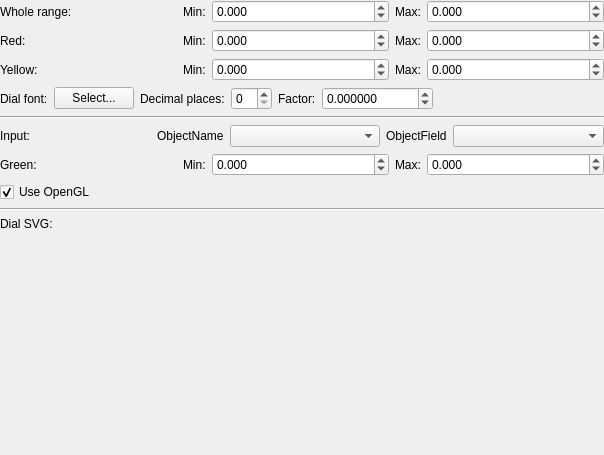
First picture: the form in ground/openpilotgcs/src/plugins/lineardial/lineardialgadgetoptionspage.ui, repository FlyTheThings/raspberrypilot, before the edit.
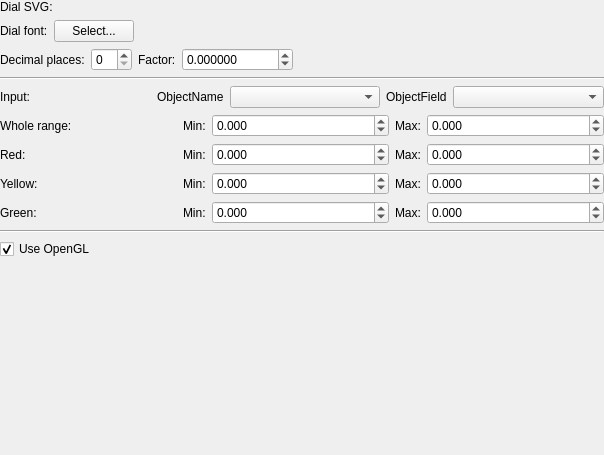
Second picture: the form after the edit. Custom widgets are drawn as their Qt base class.

```diff
--- a/ground/openpilotgcs/src/plugins/lineardial/lineardialgadgetoptionspage.ui
+++ b/ground/openpilotgcs/src/plugins/lineardial/lineardialgadgetoptionspage.ui
@@ -48,207 +48,30 @@
         <number>0</number>
        </property>
        <item>
-        <layout class="QHBoxLayout" name="horizontalLayout_5">
+        <layout class="QHBoxLayout" name="horizontalLayout" stretch="0,0">
+         <property name="spacing">
+          <number>6</number>
+         </property>
+         <property name="sizeConstraint">
+          <enum>QLayout::SetMaximumSize</enum>
+         </property>
+         <property name="bottomMargin">
+          <number>0</number>
+         </property>
          <item>
-          <widget class="QLabel" name="label_8">
-           <property name="sizePolicy">
-            <sizepolicy hsizetype="MinimumExpanding" vsizetype="Preferred">
-             <horstretch>0</horstretch>
-             <verstretch>0</verstretch>
-            </sizepolicy>
-           </property>
+          <widget class="QLabel" name="label">
            <property name="text">
-            <string>Whole range:</string>
+            <string>Dial SVG: </string>
            </property>
           </widget>
          </item>
          <item>
-          <widget class="QLabel" name="label_9">
-           <property name="text">
-            <string>Min:</string>
-           </property>
-          </widget>
-         </item>
-         <item>
-          <widget class="QDoubleSpinBox" name="minValue">
+          <widget class="Utils::PathChooser" name="svgSourceFile" native="true">
            <property name="sizePolicy">
-            <sizepolicy hsizetype="MinimumExpanding" vsizetype="Fixed">
-             <horstretch>0</horstretch>
-             <verstretch>0</verstretch>
-            </sizepolicy>
-           </property>
-           <property name="decimals">
-            <number>3</number>
-           </property>
-           <property name="minimum">
-            <double>-99999.000000000000000</double>
-           </property>
-           <property name="maximum">
-            <double>99999.990000000005239</double>
-           </property>
-          </widget>
-         </item>
-         <item>
-          <widget class="QLabel" name="label_13">
-           <property name="text">
-            <string>Max:</string>
-           </property>
-          </widget>
-         </item>
-         <item>
-          <widget class="QDoubleSpinBox" name="maxValue">
-           <property name="sizePolicy">
-            <sizepolicy hsizetype="MinimumExpanding" vsizetype="Fixed">
-             <horstretch>0</horstretch>
-             <verstretch>0</verstretch>
-            </sizepolicy>
-           </property>
-           <property name="decimals">
-            <number>3</number>
-           </property>
-           <property name="minimum">
-            <double>-99999.000000000000000</double>
-           </property>
-           <property name="maximum">
-            <double>99999.990000000005239</double>
-           </property>
-          </widget>
-         </item>
-        </layout>
-       </item>
-       <item>
-        <layout class="QHBoxLayout" name="horizontalLayout_4">
-         <item>
-          <widget class="QLabel" name="label_6">
-           <property name="sizePolicy">
             <sizepolicy hsizetype="MinimumExpanding" vsizetype="Preferred">
              <horstretch>0</horstretch>
              <verstretch>0</verstretch>
             </sizepolicy>
-           </property>
-           <property name="text">
-            <string>Red:</string>
-           </property>
-          </widget>
-         </item>
-         <item>
-          <widget class="QLabel" name="label_7">
-           <property name="text">
-            <string>Min:</string>
-           </property>
-          </widget>
-         </item>
-         <item>
-          <widget class="QDoubleSpinBox" name="redMin">
-           <property name="sizePolicy">
-            <sizepolicy hsizetype="MinimumExpanding" vsizetype="Fixed">
-             <horstretch>0</horstretch>
-             <verstretch>0</verstretch>
-            </sizepolicy>
-           </property>
-           <property name="decimals">
-            <number>3</number>
-           </property>
-           <property name="minimum">
-            <double>-99999.000000000000000</double>
-           </property>
-           <property name="maximum">
-            <double>99999.990000000005239</double>
-           </property>
-          </widget>
-         </item>
-         <item>
-          <widget class="QLabel" name="label_12">
-           <property name="text">
-            <string>Max:</string>
-           </property>
-          </widget>
-         </item>
-         <item>
-          <widget class="QDoubleSpinBox" name="redMax">
-           <property name="sizePolicy">
-            <sizepolicy hsizetype="MinimumExpanding" vsizetype="Fixed">
-             <horstretch>0</horstretch>
-             <verstretch>0</verstretch>
-            </sizepolicy>
-           </property>
-           <property name="decimals">
-            <number>3</number>
-           </property>
-           <property name="minimum">
-            <double>-99999.000000000000000</double>
-           </property>
-           <property name="maximum">
-            <double>99999.990000000005239</double>
-           </property>
-          </widget>
-         </item>
-        </layout>
-       </item>
-       <item>
-        <layout class="QHBoxLayout" name="horizontalLayout_3">
-         <item>
-          <widget class="QLabel" name="label_4">
-           <property name="sizePolicy">
-            <sizepolicy hsizetype="MinimumExpanding" vsizetype="Preferred">
-             <horstretch>0</horstretch>
-             <verstretch>0</verstretch>
-            </sizepolicy>
-           </property>
-           <property name="text">
-            <string>Yellow:</string>
-           </property>
-          </widget>
-         </item>
-         <item>
-          <widget class="QLabel" name="label_5">
-           <property name="text">
-            <string>Min:</string>
-           </property>
-          </widget>
-         </item>
-         <item>
-          <widget class="QDoubleSpinBox" name="yellowMin">
-           <property name="sizePolicy">
-            <sizepolicy hsizetype="MinimumExpanding" vsizetype="Fixed">
-             <horstretch>0</horstretch>
-             <verstretch>0</verstretch>
-            </sizepolicy>
-           </property>
-           <property name="decimals">
-            <number>3</number>
-           </property>
-           <property name="minimum">
-            <double>-99999.000000000000000</double>
-           </property>
-           <property name="maximum">
-            <double>99999.990000000005239</double>
-           </property>
-          </widget>
-         </item>
-         <item>
-          <widget class="QLabel" name="label_11">
-           <property name="text">
-            <string>Max:</string>
-           </property>
-          </widget>
-         </item>
-         <item>
-          <widget class="QDoubleSpinBox" name="yellowMax">
-           <property name="sizePolicy">
-            <sizepolicy hsizetype="MinimumExpanding" vsizetype="Fixed">
-             <horstretch>0</horstretch>
-             <verstretch>0</verstretch>
-            </sizepolicy>
-           </property>
-           <property name="decimals">
-            <number>3</number>
-           </property>
-           <property name="minimum">
-            <double>-99999.000000000000000</double>
-           </property>
-           <property name="maximum">
-            <double>99999.990000000005239</double>
            </property>
           </widget>
          </item>
@@ -262,7 +85,7 @@
          <item>
           <widget class="QLabel" name="label_14">
            <property name="sizePolicy">
-            <sizepolicy hsizetype="Minimum" vsizetype="Preferred">
+            <sizepolicy hsizetype="Minimum" vsizetype="Fixed">
              <horstretch>0</horstretch>
              <verstretch>0</verstretch>
             </sizepolicy>
@@ -280,6 +103,26 @@
           </widget>
          </item>
          <item>
+          <spacer name="horizontalSpacer_3">
+           <property name="orientation">
+            <enum>Qt::Horizontal</enum>
+           </property>
+           <property name="sizeHint" stdset="0">
+            <size>
+             <width>40</width>
+             <height>20</height>
+            </size>
+           </property>
+          </spacer>
+         </item>
+        </layout>
+       </item>
+       <item>
+        <layout class="QHBoxLayout" name="horizontalLayout_6">
+         <property name="topMargin">
+          <number>0</number>
+         </property>
+         <item>
           <widget class="QLabel" name="label_15">
            <property name="text">
             <string>Decimal places:</string>
@@ -386,6 +229,213 @@
          </item>
         </layout>
        </item>
+       <item>
+        <layout class="QHBoxLayout" name="horizontalLayout_5">
+         <item>
+          <widget class="QLabel" name="label_8">
+           <property name="sizePolicy">
+            <sizepolicy hsizetype="MinimumExpanding" vsizetype="Preferred">
+             <horstretch>0</horstretch>
+             <verstretch>0</verstretch>
+            </sizepolicy>
+           </property>
+           <property name="text">
+            <string>Whole range:</string>
+           </property>
+          </widget>
+         </item>
+         <item>
+          <widget class="QLabel" name="label_9">
+           <property name="text">
+            <string>Min:</string>
+           </property>
+          </widget>
+         </item>
+         <item>
+          <widget class="QDoubleSpinBox" name="minValue">
+           <property name="sizePolicy">
+            <sizepolicy hsizetype="MinimumExpanding" vsizetype="Fixed">
+             <horstretch>0</horstretch>
+             <verstretch>0</verstretch>
+            </sizepolicy>
+           </property>
+           <property name="decimals">
+            <number>3</number>
+           </property>
+           <property name="minimum">
+            <double>-99999.000000000000000</double>
+           </property>
+           <property name="maximum">
+            <double>99999.990000000005239</double>
+           </property>
+          </widget>
+         </item>
+         <item>
+          <widget class="QLabel" name="label_13">
+           <property name="text">
+            <string>Max:</string>
+           </property>
+          </widget>
+         </item>
+         <item>
+          <widget class="QDoubleSpinBox" name="maxValue">
+           <property name="sizePolicy">
+            <sizepolicy hsizetype="MinimumExpanding" vsizetype="Fixed">
+             <horstretch>0</horstretch>
+             <verstretch>0</verstretch>
+            </sizepolicy>
+           </property>
+           <property name="decimals">
+            <number>3</number>
+           </property>
+           <property name="minimum">
+            <double>-99999.000000000000000</double>
+           </property>
+           <property name="maximum">
+            <double>99999.990000000005239</double>
+           </property>
+          </widget>
+         </item>
+        </layout>
+       </item>
+       <item>
+        <layout class="QHBoxLayout" name="horizontalLayout_4">
+         <item>
+          <widget class="QLabel" name="label_6">
+           <property name="sizePolicy">
+            <sizepolicy hsizetype="MinimumExpanding" vsizetype="Preferred">
+             <horstretch>0</horstretch>
+             <verstretch>0</verstretch>
+            </sizepolicy>
+           </property>
+           <property name="text">
+            <string>Red:</string>
+           </property>
+          </widget>
+         </item>
+         <item>
+          <widget class="QLabel" name="label_7">
+           <property name="text">
+            <string>Min:</string>
+           </property>
+          </widget>
+         </item>
+         <item>
+          <widget class="QDoubleSpinBox" name="redMin">
+           <property name="sizePolicy">
+            <sizepolicy hsizetype="MinimumExpanding" vsizetype="Fixed">
+             <horstretch>0</horstretch>
+             <verstretch>0</verstretch>
+            </sizepolicy>
+           </property>
+           <property name="decimals">
+            <number>3</number>
+           </property>
+           <property name="minimum">
+            <double>-99999.000000000000000</double>
+           </property>
+           <property name="maximum">
+            <double>99999.990000000005239</double>
+           </property>
+          </widget>
+         </item>
+         <item>
+          <widget class="QLabel" name="label_12">
+           <property name="text">
+            <string>Max:</string>
+           </property>
+          </widget>
+         </item>
+         <item>
+          <widget class="QDoubleSpinBox" name="redMax">
+           <property name="sizePolicy">
+            <sizepolicy hsizetype="MinimumExpanding" vsizetype="Fixed">
+             <horstretch>0</horstretch>
+             <verstretch>0</verstretch>
+            </sizepolicy>
+           </property>
+           <property name="decimals">
+            <number>3</number>
+           </property>
+           <property name="minimum">
+            <double>-99999.000000000000000</double>
+           </property>
+           <property name="maximum">
+            <double>99999.990000000005239</double>
+           </property>
+          </widget>
+         </item>
+        </layout>
+       </item>
+       <item>
+        <layout class="QHBoxLayout" name="horizontalLayout_3">
+         <item>
+          <widget class="QLabel" name="label_4">
+           <property name="sizePolicy">
+            <sizepolicy hsizetype="MinimumExpanding" vsizetype="Preferred">
+             <horstretch>0</horstretch>
+             <verstretch>0</verstretch>
+            </sizepolicy>
+           </property>
+           <property name="text">
+            <string>Yellow:</string>
+           </property>
+          </widget>
+         </item>
+         <item>
+          <widget class="QLabel" name="label_5">
+           <property name="text">
+            <string>Min:</string>
+           </property>
+          </widget>
+         </item>
+         <item>
+          <widget class="QDoubleSpinBox" name="yellowMin">
+           <property name="sizePolicy">
+            <sizepolicy hsizetype="MinimumExpanding" vsizetype="Fixed">
+             <horstretch>0</horstretch>
+             <verstretch>0</verstretch>
+            </sizepolicy>
+           </property>
+           <property name="decimals">
+            <number>3</number>
+           </property>
+           <property name="minimum">
+            <double>-99999.000000000000000</double>
+           </property>
+           <property name="maximum">
+            <double>99999.990000000005239</double>
+           </property>
+          </widget>
+         </item>
+         <item>
+          <widget class="QLabel" name="label_11">
+           <property name="text">
+            <string>Max:</string>
+           </property>
+          </widget>
+         </item>
+         <item>
+          <widget class="QDoubleSpinBox" name="yellowMax">
+           <property name="sizePolicy">
+            <sizepolicy hsizetype="MinimumExpanding" vsizetype="Fixed">
+             <horstretch>0</horstretch>
+             <verstretch>0</verstretch>
+            </sizepolicy>
+           </property>
+           <property name="decimals">
+            <number>3</number>
+           </property>
+           <property name="minimum">
+            <double>-99999.000000000000000</double>
+           </property>
+           <property name="maximum">
+            <double>99999.990000000005239</double>
+           </property>
+          </widget>
+         </item>
+        </layout>
+       </item>
        <item>
         <layout class="QHBoxLayout" name="horizontalLayout_2">
          <item>
@@ -455,6 +505,13 @@
          </item>
         </layout>
        </item>
+       <item>
+        <widget class="Line" name="line_3">
+         <property name="orientation">
+          <enum>Qt::Horizontal</enum>
+         </property>
+        </widget>
+       </item>
        <item>
         <layout class="QHBoxLayout" name="horizontalLayout_8">
          <item>
@@ -467,42 +524,18 @@
            </property>
           </widget>
          </item>
-        </layout>
-       </item>
-       <item>
-        <widget class="Line" name="line_3">
-         <property name="orientation">
-          <enum>Qt::Horizontal</enum>
-         </property>
-        </widget>
-       </item>
-       <item>
-        <layout class="QHBoxLayout" name="horizontalLayout" stretch="0,0">
-         <property name="spacing">
-          <number>10</number>
-         </property>
-         <property name="sizeConstraint">
-          <enum>QLayout::SetMaximumSize</enum>
-         </property>
-         <property name="bottomMargin">
-          <number>10</number>
-         </property>
          <item>
-          <widget class="QLabel" name="label">
-           <property name="text">
-            <string>Dial SVG: </string>
+          <spacer name="horizontalSpacer_2">
+           <property name="orientation">
+            <enum>Qt::Horizontal</enum>
            </property>
-          </widget>
-         </item>
-         <item>
-          <widget class="Utils::PathChooser" name="svgSourceFile" native="true">
-           <property name="sizePolicy">
-            <sizepolicy hsizetype="MinimumExpanding" vsizetype="Preferred">
-             <horstretch>0</horstretch>
-             <verstretch>0</verstretch>
-            </sizepolicy>
+           <property name="sizeHint" stdset="0">
+            <size>
+             <width>40</width>
+             <height>20</height>
+            </size>
            </property>
-          </widget>
+          </spacer>
          </item>
         </layout>
        </item>
```
